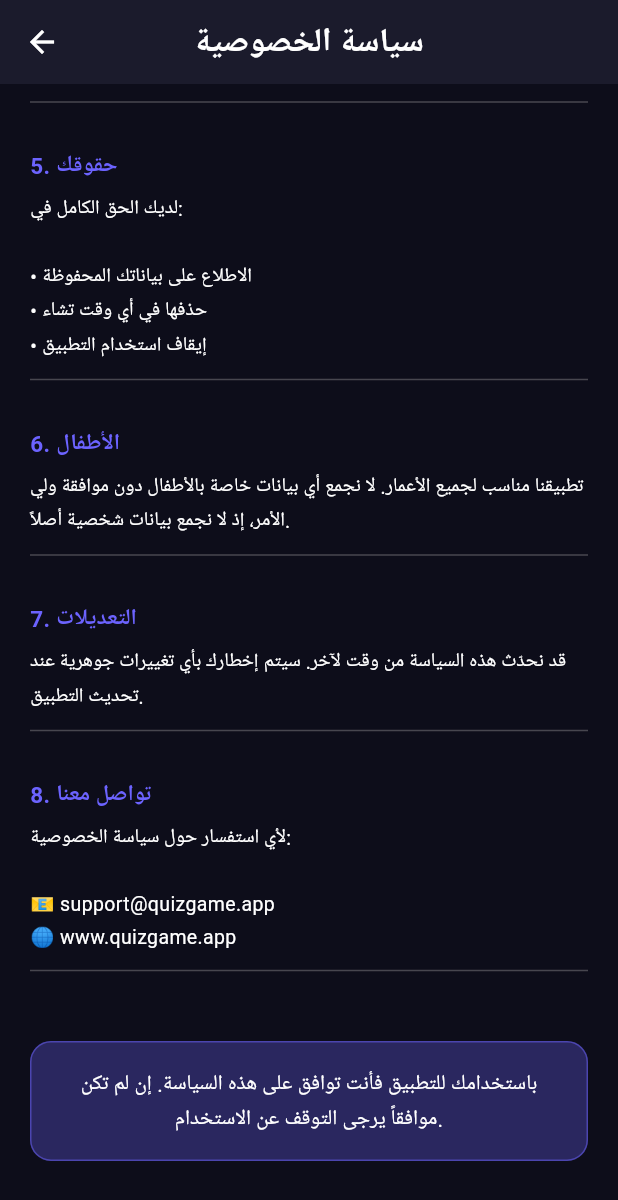
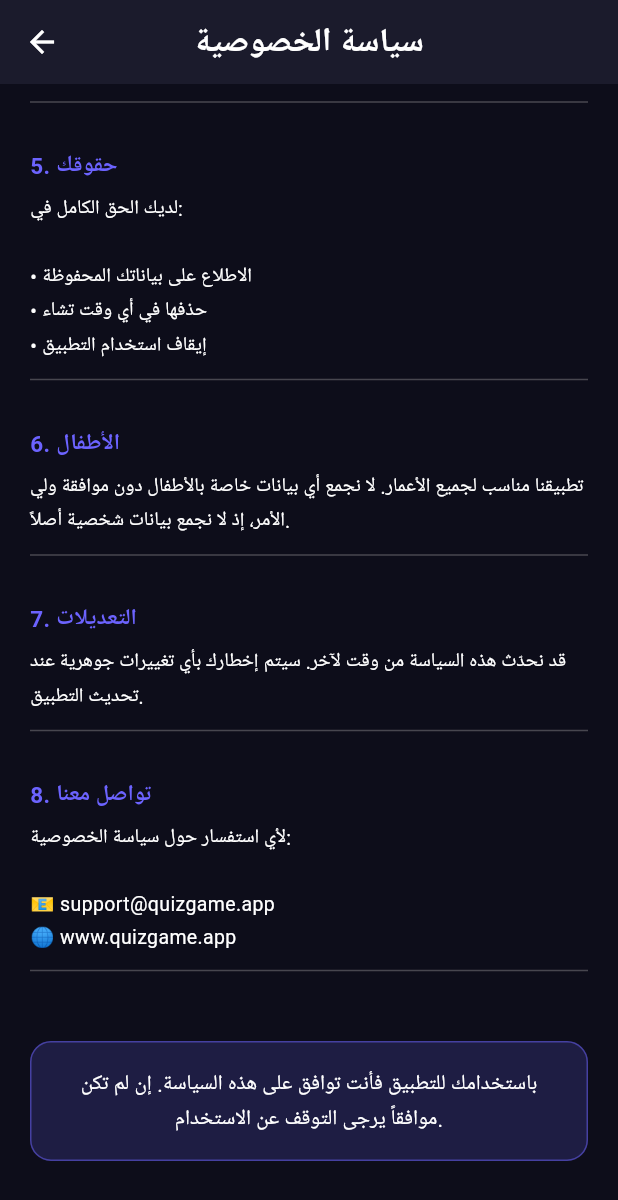
Before and after one commit to pcbalad2020-coder/quiz_game, a Flutter app: the PrivacyPolicyScreen screen opened directly, scrolled down 908 dp, on a phone screen of 412 x 824 dp. Shown: the top 1200 px of the screen. Run offline on Flutter 3.47's test engine with Material 3 defaults, Android fonts, the phone set to English and light mode, and no system bars; our stand-ins replace shared_preferences; accounts and stored records are empty.

Commit message:
تحديث واجهة البرنامج أو إضافة ميزة جديدة

```diff
--- a/lib/main.dart
+++ b/lib/main.dart
@@ -1826,7 +1826,7 @@ class PrivacyPolicyScreen extends StatelessWidget {
           Container(
             padding: const EdgeInsets.all(16),
             decoration: BoxDecoration(
-                color: AppColors.primaryDark.withOpacity(0.30),
+                color: AppColors.primaryDark.withOpacity(0.18),
                 borderRadius: BorderRadius.circular(14),
                 border:
                     Border.all(color: AppColors.primaryDark.withOpacity(0.50))),
```
Also changed, not shown: lib/quiz_data.dart (+0 -10 lines).
